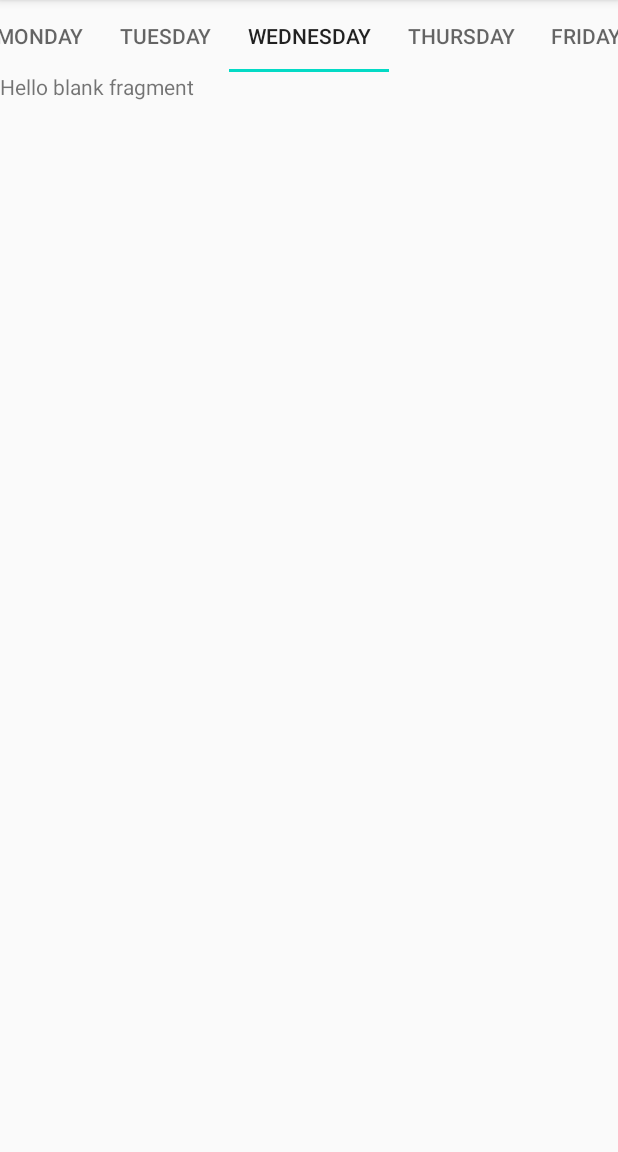
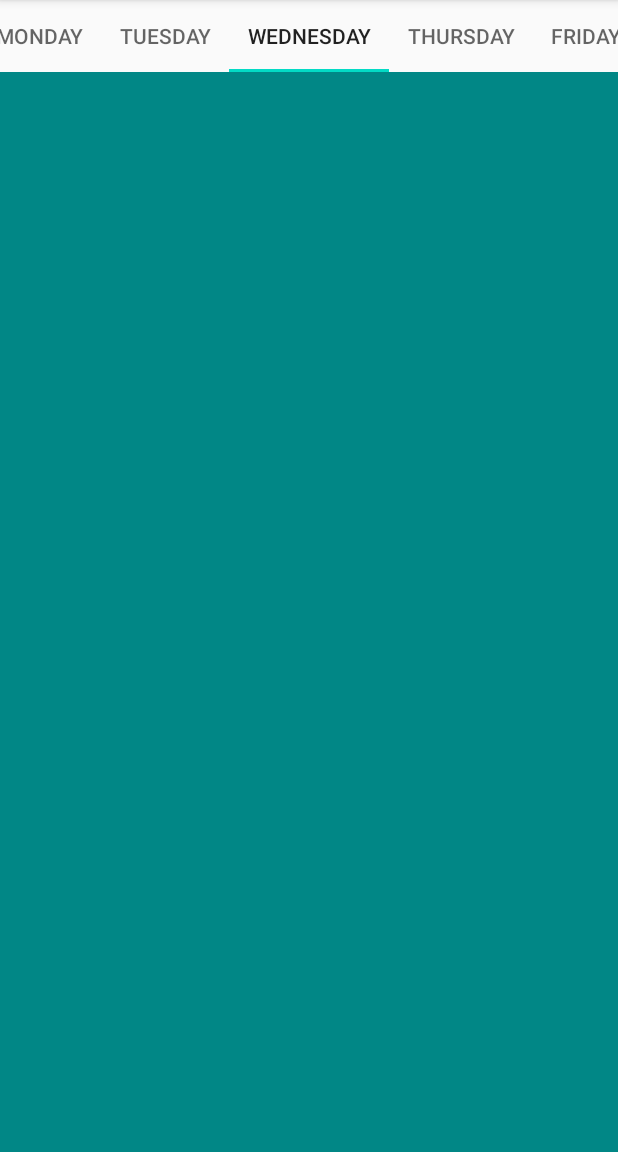
Before and after one commit to TSephiri/Timetable2020, an Android app: the screen it shows after launch (MainActivity), tab 3 chosen, on a phone screen of 412 x 824 dp, the part 84-1236 px from its top. Run offline under Robolectric (Android 15) with nearby library versions, the phone set to English and light mode, and no system bars; our stand-ins replace RxJava.

Commit message:
changed tab background colors

```diff
--- a/app/src/main/res/layout/fragment_wednesday.xml
+++ b/app/src/main/res/layout/fragment_wednesday.xml
@@ -3,12 +3,5 @@
     xmlns:tools="http://schemas.android.com/tools"
     android:layout_width="match_parent"
     android:layout_height="match_parent"
-    tools:context=".Wednesday">
-
-    <!-- TODO: Update blank fragment layout -->
-    <TextView
-        android:layout_width="match_parent"
-        android:layout_height="match_parent"
-        android:text="@string/hello_blank_fragment" />
-
-</FrameLayout>
+    android:background="@color/design_default_color_secondary_variant"
+    tools:context=".Wednesday" />
```
Also changed, not shown: app/src/main/res/layout/fragment_friday.xml (+2 -9 lines), app/src/main/res/layout/fragment_thursday.xml (+2 -9 lines).
